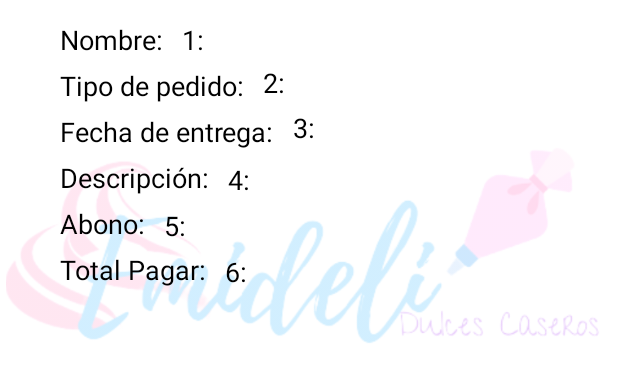
After one commit to Rayencmv/EmideliApp, an Android app: the layout activity_cards.xml on its own in the app's theme, with its tools: preview values and no code run, on a phone screen of 412 x 824 dp. The commit adds this screen. Shown: the top 382 px of the screen. Run offline under Robolectric (Android 15) with nearby library versions, the phone set to English and light mode, and no system bars; network calls fail; Roboto replaces fonts that are not available here.

Commit message:
casi terminado

```diff
--- /dev/null
+++ b/app/src/main/res/layout/activity_cards.xml
@@ -0,0 +1,177 @@
+<?xml version="1.0" encoding="utf-8"?>
+<androidx.constraintlayout.widget.ConstraintLayout xmlns:android="http://schemas.android.com/apk/res/android"
+    xmlns:app="http://schemas.android.com/apk/res-auto"
+    xmlns:tools="http://schemas.android.com/tools"
+    android:layout_width="match_parent"
+    android:layout_height="match_parent"
+    android:layout_margin="4dp"
+    android:maxHeight="650px">
+
+    //Etiqueta de datos
+
+    <ImageView
+        android:id="@+id/imageView5"
+        android:layout_width="407dp"
+        android:layout_height="300dp"
+        android:layout_marginTop="8dp"
+        android:alpha="0.2"
+        app:layout_constraintEnd_toEndOf="parent"
+        app:layout_constraintStart_toStartOf="parent"
+        app:layout_constraintTop_toTopOf="parent"
+        app:srcCompat="@drawable/fondo_calendario" />
+
+    <TextView
+        android:id="@+id/txt_nombre1"
+        android:layout_width="wrap_content"
+        android:layout_height="wrap_content"
+        android:layout_marginStart="36dp"
+        android:layout_marginTop="10dp"
+        android:text="Nombre: "
+        android:textColor="@color/black"
+        android:textSize="18dp"
+        app:layout_constraintStart_toStartOf="parent"
+        app:layout_constraintTop_toTopOf="parent" />
+
+    <TextView
+        android:id="@+id/txt_TipoPedido1"
+        android:layout_width="wrap_content"
+        android:layout_height="wrap_content"
+        android:layout_marginStart="36dp"
+        android:layout_marginTop="6dp"
+        android:text="Tipo de pedido: "
+        android:textColor="@color/black"
+        android:textSize="18dp"
+        app:layout_constraintStart_toStartOf="parent"
+        app:layout_constraintTop_toBottomOf="@+id/txt_nombre1" />
+
+
+    <TextView
+        android:id="@+id/txt_fecha1"
+        android:layout_width="wrap_content"
+        android:layout_height="wrap_content"
+        android:layout_marginStart="36dp"
+        android:layout_marginTop="6dp"
+        android:text="Fecha de entrega: "
+        android:textColor="@color/black"
+        android:textSize="18dp"
+        app:layout_constraintStart_toStartOf="parent"
+        app:layout_constraintTop_toBottomOf="@+id/txt_TipoPedido1" />
+
+
+    <TextView
+        android:id="@+id/txt_Descripcion1"
+        android:layout_width="wrap_content"
+        android:layout_height="wrap_content"
+        android:layout_marginStart="36dp"
+        android:layout_marginTop="6dp"
+        android:text="Descripción: "
+        android:textColor="@color/black"
+        android:textSize="18dp"
+        app:layout_constraintStart_toStartOf="parent"
+        app:layout_constraintTop_toBottomOf="@+id/txt_fecha1" />
+
+    <TextView
+        android:id="@+id/txt_Abono1"
+        android:layout_width="wrap_content"
+        android:layout_height="wrap_content"
+        android:layout_marginStart="36dp"
+        android:layout_marginTop="6dp"
+        android:text="Abono: "
+        android:textColor="@color/black"
+        android:textSize="18dp"
+        app:layout_constraintStart_toStartOf="parent"
+        app:layout_constraintTop_toBottomOf="@+id/txt_Descripcion1" />
+
+    <TextView
+        android:id="@+id/txt_Total1"
+        android:layout_width="wrap_content"
+        android:layout_height="wrap_content"
+        android:layout_marginStart="36dp"
+        android:layout_marginTop="6dp"
+        android:text="Total Pagar: "
+        android:textColor="@color/black"
+        android:textSize="18dp"
+        app:layout_constraintStart_toStartOf="parent"
+        app:layout_constraintTop_toBottomOf="@+id/txt_Abono1" />
+
+
+    //Entrada de datos
+
+    <TextView
+        android:id="@+id/txtNombreMuestra"
+        android:layout_width="wrap_content"
+        android:layout_height="wrap_content"
+        android:layout_marginStart="8dp"
+        android:layout_marginTop="10dp"
+        android:text="1: "
+        android:textColor="@color/black"
+        android:textSize="18dp"
+        app:layout_constraintStart_toEndOf="@+id/txt_nombre1"
+        app:layout_constraintTop_toTopOf="parent" />
+
+
+    <TextView
+        android:id="@+id/txtTipoPedidoMuestra"
+        android:layout_width="wrap_content"
+        android:layout_height="wrap_content"
+        android:layout_marginStart="8dp"
+        android:layout_marginTop="4dp"
+        android:text="2: "
+        android:textColor="@color/black"
+        android:textSize="18dp"
+        app:layout_constraintStart_toEndOf="@+id/txt_TipoPedido1"
+        app:layout_constraintTop_toBottomOf="@+id/txtNombreMuestra" />
+
+
+    <TextView
+        android:id="@+id/txtFechaEntregaMuestra"
+        android:layout_width="wrap_content"
+        android:layout_height="wrap_content"
+        android:layout_marginStart="8dp"
+        android:layout_marginTop="5dp"
+        android:text="3: "
+        android:textColor="@color/black"
+        android:textSize="18dp"
+        app:layout_constraintStart_toEndOf="@+id/txt_fecha1"
+        app:layout_constraintTop_toBottomOf="@+id/txtTipoPedidoMuestra" />
+
+    <TextView
+        android:id="@+id/txtDescripcionMuestra"
+        android:layout_width="wrap_content"
+        android:layout_height="wrap_content"
+        android:layout_marginStart="8dp"
+        android:layout_marginTop="10dp"
+        android:text="4: "
+        android:textColor="@color/black"
+        android:textSize="18dp"
+        app:layout_constraintStart_toEndOf="@+id/txt_Descripcion1"
+        app:layout_constraintTop_toBottomOf="@+id/txtFechaEntregaMuestra" />
+
+    <TextView
+        android:id="@+id/txtAbonoMuestra"
+        android:layout_width="wrap_content"
+        android:layout_height="wrap_content"
+        android:layout_marginStart="8dp"
+        android:layout_marginTop="6dp"
+        android:text="5: "
+        android:textColor="@color/black"
+        android:textSize="18dp"
+        app:layout_constraintStart_toEndOf="@+id/txt_Abono1"
+        app:layout_constraintTop_toBottomOf="@+id/txtDescripcionMuestra" />
+
+
+    <TextView
+        android:id="@+id/txtTotalPagarMuestra"
+        android:layout_width="wrap_content"
+        android:layout_height="wrap_content"
+        android:layout_marginStart="8dp"
+        android:layout_marginTop="6dp"
+        android:text="6: "
+        android:textColor="@color/black"
+        android:textSize="18dp"
+        app:layout_constraintStart_toEndOf="@+id/txt_Total1"
+        app:layout_constraintTop_toBottomOf="@+id/txtAbonoMuestra" />
+
+
+
+</androidx.constraintlayout.widget.ConstraintLayout>
--- a/app/src/main/res/layout/activity_caledario.xml
+++ b/app/src/main/res/layout/activity_ver_registro.xml
@@ -32,8 +32,10 @@
         app:srcCompat="@drawable/calendario" />
 
     <androidx.recyclerview.widget.RecyclerView
-        android:layout_width="368dp"
-        android:layout_height="703dp"
+        android:id="@+id/RecycleCliente"
+        android:layout_width="411dp"
+        android:layout_height="731dp"
+        android:layout_marginTop="2dp"
         app:layout_constraintBottom_toBottomOf="parent"
         app:layout_constraintEnd_toEndOf="parent"
         app:layout_constraintStart_toStartOf="parent"
```
Also changed, not shown: app/src/main/java/com/martinez/emideliapp/Caledario.java (+64 -3 lines), app/src/main/java/com/martinez/emideliapp/Pedido.java (+35 -3 lines), app/src/main/java/com/martinez/emideliapp/verclientes/Adapter.java (added, +57 -0 lines), app/src/main/java/com/martinez/emideliapp/verclientes/AdapterArray.java (added, +7 -0 lines), app/src/main/java/com/martinez/emideliapp/verclientes/Cliente.java (added, +83 -0 lines), app/src/main/res/layout/activity_pedido.xml (+19 -5 lines), app/src/main/res/drawable-v24/fondo_calendario.png (added).
